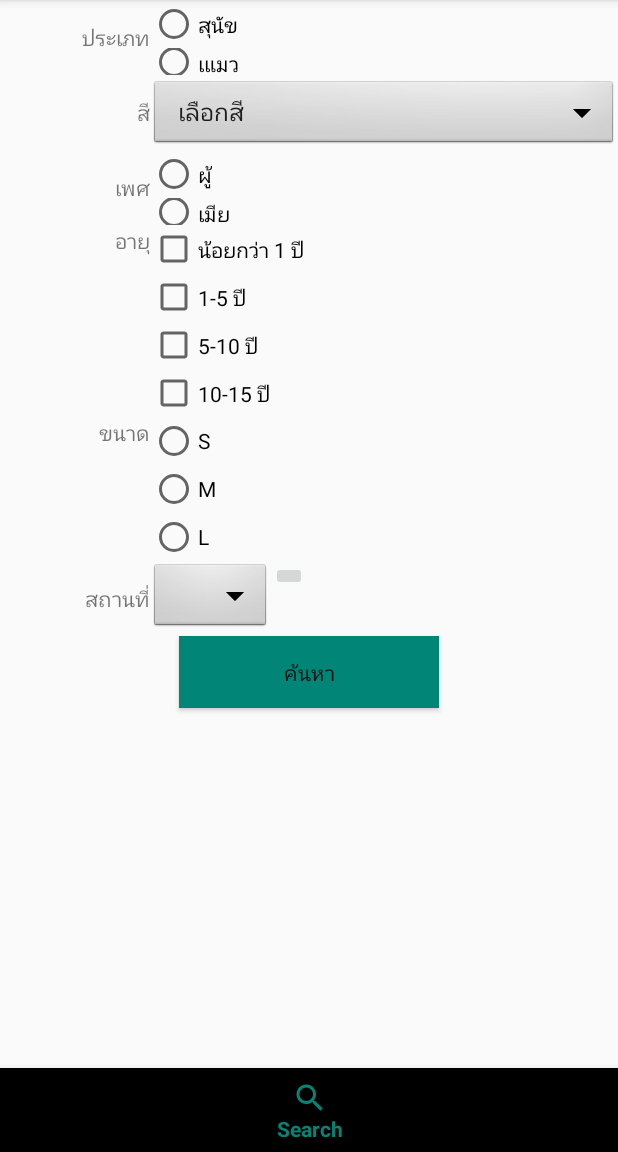
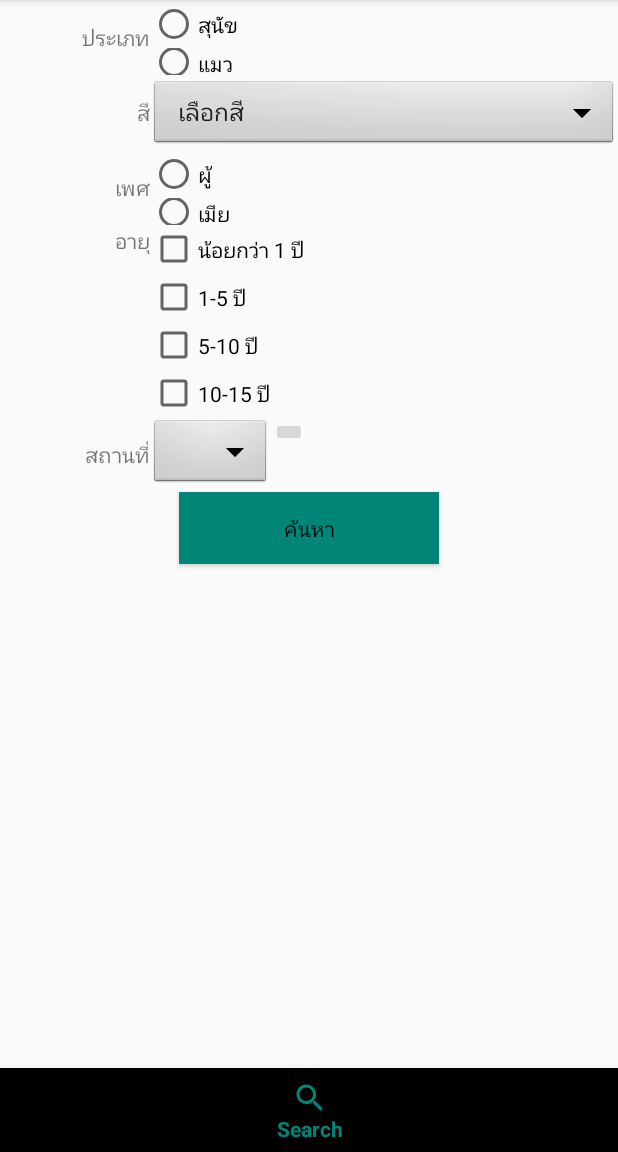
Before and after one commit to vistaalive01/PetPing, an Android app: the screen it shows after launch (MainActivity), item 3 of the bottom bar chosen, on a phone screen of 412 x 824 dp, the part 84-1236 px from its top. Run offline under Robolectric (Android 15) with nearby library versions, the phone set to English and light mode, and no system bars; our stand-ins replace Firebase (no records; nobody signed in at launch, a user with empty details on screens opened directly).

Commit message:
update13/1

```diff
--- a/app/src/main/res/layout/fragment_search.xml
+++ b/app/src/main/res/layout/fragment_search.xml
@@ -38,7 +38,7 @@
                         android:id="@+id/rd_cat"
                         android:layout_width="wrap_content"
                         android:layout_height="wrap_content"
-                        android:text="เแมว" />
+                        android:text="แมว" />
 
                     <RadioButton
                         android:id="@+id/rd_rabbit"
@@ -156,42 +156,6 @@
             <TextView
                 android:layout_width="100dp"
                 android:layout_height="50dp"
-                android:gravity="right"
-                android:text="ขนาด" />
-
-            <LinearLayout
-                android:layout_width="wrap_content"
-                android:layout_height="wrap_content"
-                android:orientation="vertical">
-
-                <RadioButton
-                    android:id="@+id/rd_size_s"
-                    android:layout_width="wrap_content"
-                    android:layout_height="wrap_content"
-                    android:text="S" />
-
-                <RadioButton
-                    android:id="@+id/rd_size_m"
-                    android:layout_width="wrap_content"
-                    android:layout_height="wrap_content"
-                    android:text="M" />
-
-                <RadioButton
-                    android:id="@+id/rd_size_l"
-                    android:layout_width="wrap_content"
-                    android:layout_height="wrap_content"
-                    android:text="L" />
-            </LinearLayout>
-        </LinearLayout>
-
-        <LinearLayout
-            android:layout_width="wrap_content"
-            android:layout_height="wrap_content"
-            android:orientation="horizontal">
-
-            <TextView
-                android:layout_width="100dp"
-                android:layout_height="50dp"
                 android:gravity="right|center_vertical"
                 android:text="สถานที่" />
 
```
Also changed, not shown: app/src/main/java/com/example/petping/SearchFragment.java (+120 -60 lines).
